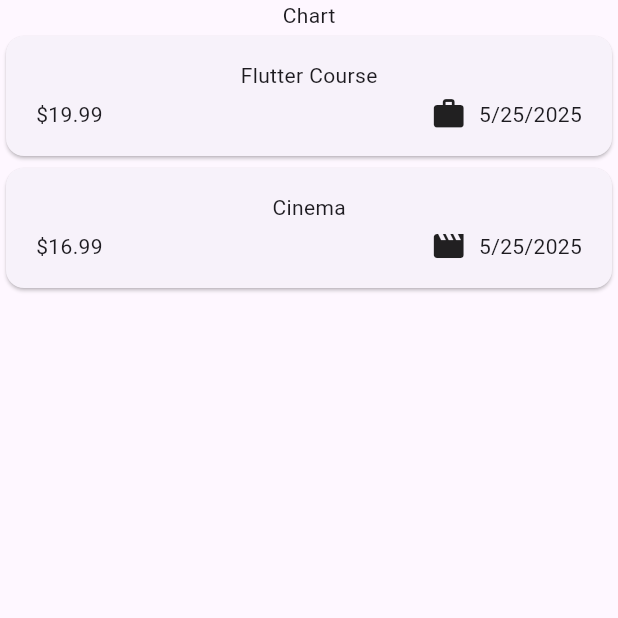
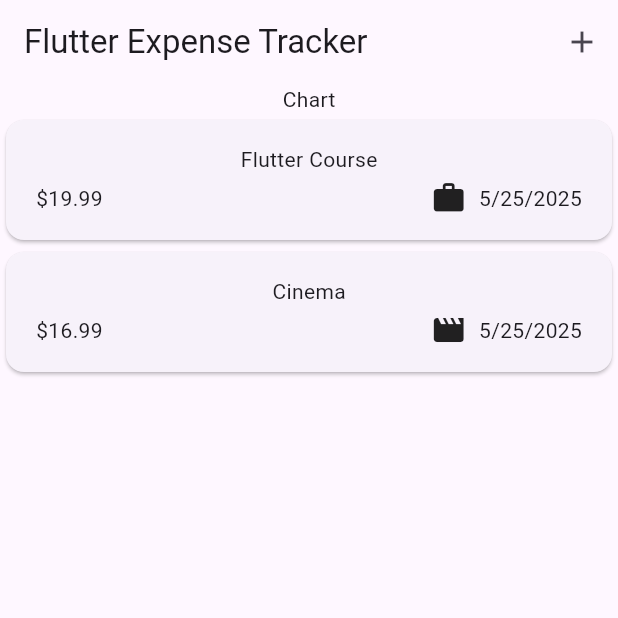
Before and after one commit to pulpetto/Expense-Tracker, a Flutter app: the screen it shows after launch, on a phone screen of 412 x 824 dp, the top half of it. Run offline on Flutter 3.47's test engine with Material 3 defaults, Android fonts, the phone set to English and light mode, and no system bars.

```diff
--- a/lib/widgets/expenses.dart
+++ b/lib/widgets/expenses.dart
@@ -1,4 +1,5 @@
 import 'package:expense_tracker/widgets/expenses_list/expenses_list.dart';
+import 'package:expense_tracker/widgets/new_expense.dart';
 import 'package:flutter/material.dart';
 import 'package:expense_tracker/models/expense.dart';
 
@@ -25,9 +26,19 @@ class _ExpensesState extends State<Expenses> {
     ),
   ];
 
+  void _openAddExpenseOverlay() {
+    showModalBottomSheet(context: context, builder: (ctx) => NewExpense());
+  }
+
   @override
   Widget build(BuildContext context) {
     return Scaffold(
+      appBar: AppBar(
+        title: Text('Flutter Expense Tracker'),
+        actions: [
+          IconButton(onPressed: _openAddExpenseOverlay, icon: Icon(Icons.add)),
+        ],
+      ),
       body: Column(
         children: [
           Text('Chart'),
```
